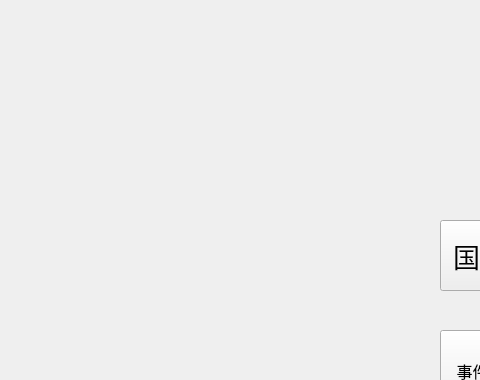
Before: the Qt Designer form mainwindow.ui in somecatw/hoi-mod-maker, drawn with Qt 5; both pictures show x 0 to 480 and y 0 to 380 of the 1109 by 676 pixel window.
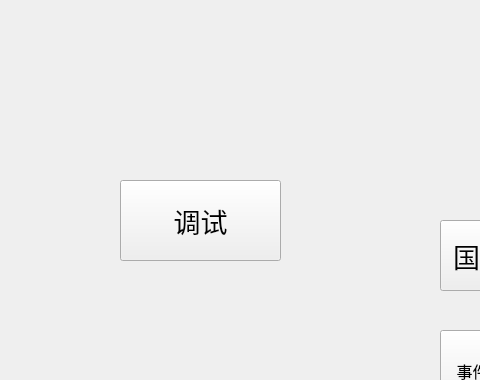
After: the same form once the commit is applied.

Patch:
```diff
--- a/mainwindow.ui
+++ b/mainwindow.ui
@@ -74,6 +74,24 @@
      <string>开发人员名单</string>
     </property>
    </widget>
+   <widget class="QPushButton" name="pushButton_4">
+    <property name="geometry">
+     <rect>
+      <x>120</x>
+      <y>180</y>
+      <width>161</width>
+      <height>81</height>
+     </rect>
+    </property>
+    <property name="font">
+     <font>
+      <pointsize>20</pointsize>
+     </font>
+    </property>
+    <property name="text">
+     <string>调试</string>
+    </property>
+   </widget>
   </widget>
   <widget class="QStatusBar" name="statusbar"/>
   <action name="actionnew">
```
